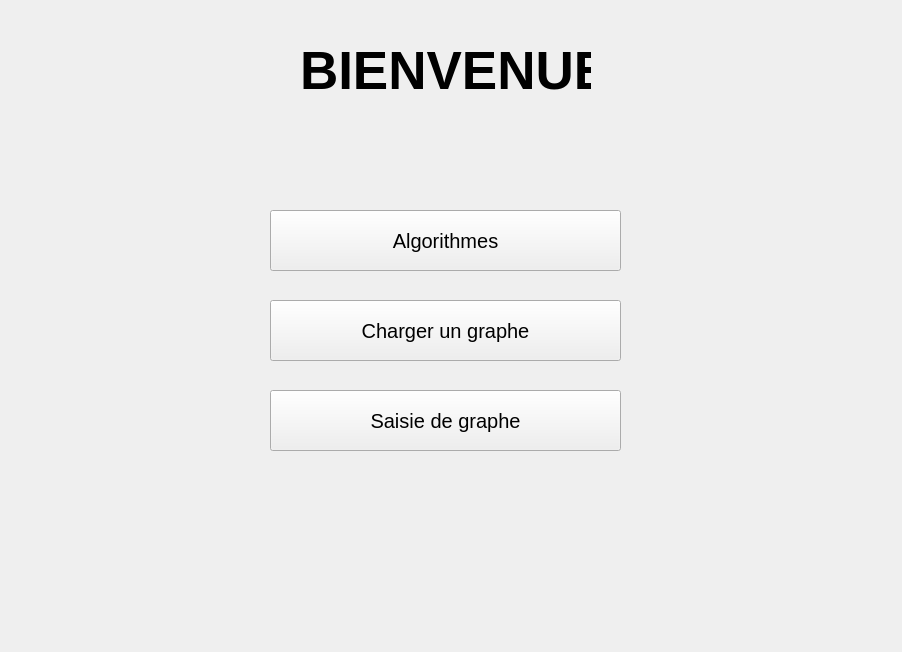
This is mainwindow.ui in lorris-sanna/Graphe-Algo as Qt 5 draws it before an edit. The edited form follows.
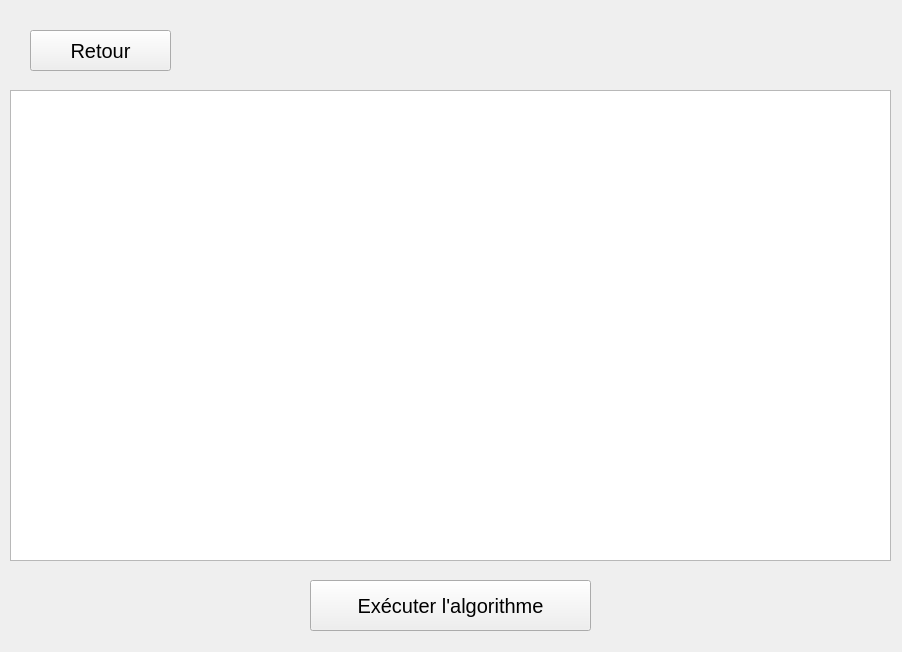
This is the edited form. The open tabs and pages were chosen to show the change.

Commit message: Résolution de bugs (ordonnancement et tarjan marchent tjr pas)

Patch:
```diff
--- a/mainwindow.ui
+++ b/mainwindow.ui
@@ -103,6 +103,58 @@
       </property>
      </widget>
     </widget>
+    <widget class="QWidget" name="pageOrdonnancement">
+     <widget class="QPushButton" name="btnExecOrdonnancement">
+      <property name="geometry">
+       <rect>
+        <x>310</x>
+        <y>580</y>
+        <width>281</width>
+        <height>51</height>
+       </rect>
+      </property>
+      <property name="font">
+       <font>
+        <pointsize>15</pointsize>
+        <bold>false</bold>
+       </font>
+      </property>
+      <property name="tabletTracking">
+       <bool>false</bool>
+      </property>
+      <property name="text">
+       <string>Exécuter l'algorithme</string>
+      </property>
+     </widget>
+     <widget class="QPushButton" name="btnRetourOrdonnancement">
+      <property name="geometry">
+       <rect>
+        <x>30</x>
+        <y>30</y>
+        <width>141</width>
+        <height>41</height>
+       </rect>
+      </property>
+      <property name="font">
+       <font>
+        <pointsize>15</pointsize>
+       </font>
+      </property>
+      <property name="text">
+       <string>Retour</string>
+      </property>
+     </widget>
+     <widget class="QGraphicsView" name="graphicsViewOrdonnance">
+      <property name="geometry">
+       <rect>
+        <x>10</x>
+        <y>90</y>
+        <width>881</width>
+        <height>471</height>
+       </rect>
+      </property>
+     </widget>
+    </widget>
     <widget class="QWidget" name="pageDantzig2">
      <widget class="QPushButton" name="btnRetourDantzig_2">
       <property name="geometry">
```
The commit also changes 8 other files.
